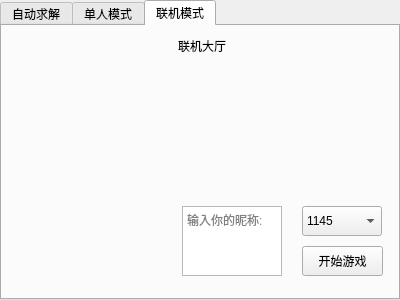
This is gamewidget.ui in SusieGlitter/puzzle24_LANbattle as Qt 5 draws it before an edit. The edited form follows.
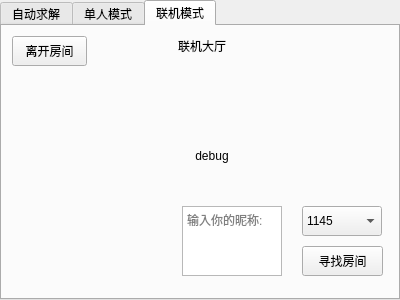
This is the edited form. The open tabs and pages were chosen to show the change. Icons and pictures are not drawn.

Commit message: 202411301954基本完成通信,部分端口未完成,仍然不含24点求解

```diff
--- a/gamewidget.ui
+++ b/gamewidget.ui
@@ -266,7 +266,36 @@
         </rect>
        </property>
        <property name="text">
-        <string>开始游戏</string>
+        <string>寻找房间</string>
+       </property>
+      </widget>
+      <widget class="QLabel" name="onlineModeDebugLabel">
+       <property name="geometry">
+        <rect>
+         <x>110</x>
+         <y>120</y>
+         <width>200</width>
+         <height>20</height>
+        </rect>
+       </property>
+       <property name="text">
+        <string>debug</string>
+       </property>
+       <property name="alignment">
+        <set>Qt::AlignCenter</set>
+       </property>
+      </widget>
+      <widget class="QPushButton" name="onlineModeQuitRoomButton">
+       <property name="geometry">
+        <rect>
+         <x>10</x>
+         <y>10</y>
+         <width>75</width>
+         <height>30</height>
+        </rect>
+       </property>
+       <property name="text">
+        <string>离开房间</string>
        </property>
       </widget>
      </widget>
```
Left out of the diff: 12 changed lines with no effect on the pictures. The commit also changes 2 other files.
